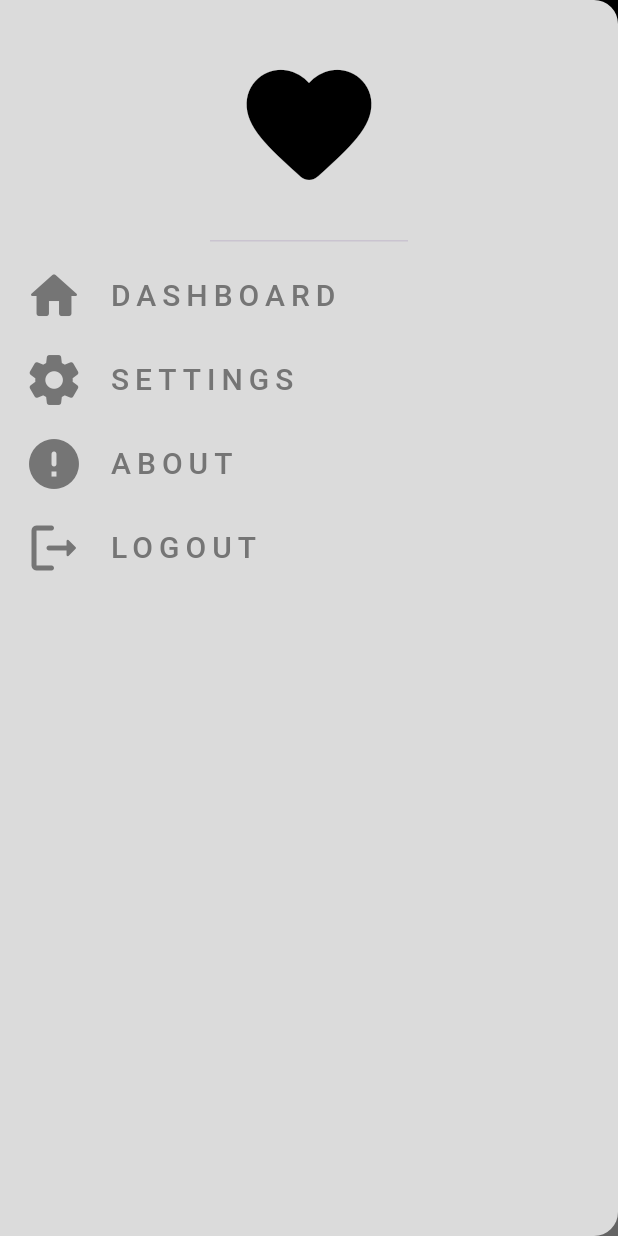
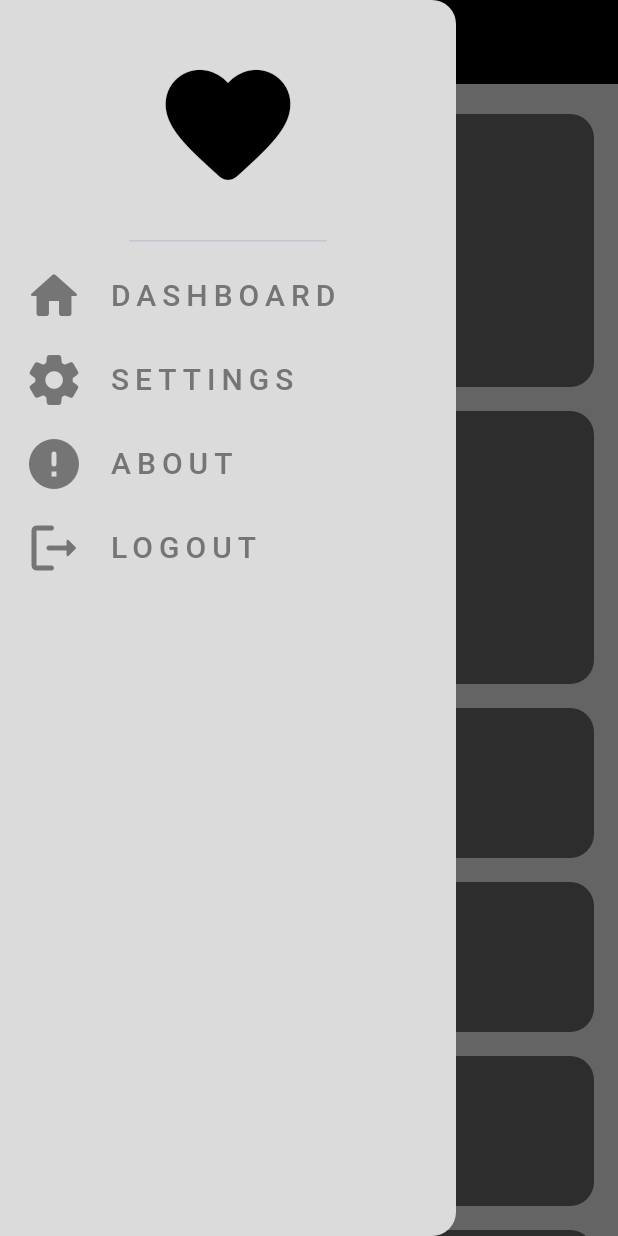
Before and after one commit to A7medMajed16/adaptative-layout-practice-, a Flutter app: the screen it shows after launch, with the side drawer open, on a phone screen of 412 x 824 dp. Run offline on Flutter 3.47's test engine with Material 3 defaults, Android fonts, the phone set to English and light mode, and no system bars.

Commit message:
Remove fixed width from CustomDrawer and implement adaptive layout in HomeViewBody
The width property has been removed from the Drawer widget in CustomDrawer. In HomeViewBody, a LayoutBuilder is used to build either a MobileLayout or a TabletLayout based on the maximum width of the constraint. The CustomSliverGride and CustomSliverListView have been removed.

```diff
--- a/lib/views/widgets/custom_drawer.dart
+++ b/lib/views/widgets/custom_drawer.dart
@@ -27,7 +27,6 @@ class CustomDrawer extends StatelessWidget {
   Widget build(BuildContext context) {
     return const Drawer(
       backgroundColor: Color(0xffDBDBDB),
-      width: double.infinity,
       child: Column(
         children: [
           DrawerHeader(
--- a/lib/views/widgets/home_view_body.dart
+++ b/lib/views/widgets/home_view_body.dart
@@ -1,41 +1,23 @@
-import 'package:adaptaive_layout_practice/views/widgets/custom_sliver_grid.dart';
-import 'package:adaptaive_layout_practice/views/widgets/custom_sliver_list_view.dart';
+import 'package:adaptaive_layout_practice/views/widgets/mobile_layout.dart';
+import 'package:adaptaive_layout_practice/views/widgets/tablet_layout.dart';
+import 'package:flutter/cupertino.dart';
 import 'package:flutter/material.dart';
+import 'package:flutter/widgets.dart';
 
-/// This class, HomeViewBody, represents the body of the HomeView.
-/// It is a StatelessWidget, meaning its state does not change.
 class HomeViewBody extends StatelessWidget {
-  /// The constructor for HomeViewBody.
   const HomeViewBody({super.key});
 
-  /// The build method returns a Padding widget that contains a CustomScrollView.
-  /// The Padding widget has a symmetric horizontal padding of 16.
-  /// The CustomScrollView has a BouncingScrollPhysics scrolling behavior.
-  /// The slivers property of the CustomScrollView contains three slivers:
-  /// 1. A SliverToBoxAdapter that contains a SizedBox with a height of 20.
-  /// 2. A CustomSliverGride.
-  /// 3. A CustomSliverListView.
   @override
   Widget build(BuildContext context) {
-    return const Padding(
-      padding: EdgeInsets.symmetric(horizontal: 16),
-      child: CustomScrollView(
-        physics: BouncingScrollPhysics(),
-        slivers: [
-          /// A SliverToBoxAdapter that adds a fixed height box to the scroll view.
-          SliverToBoxAdapter(
-            child: SizedBox(
-              height: 20,
-            ),
-          ),
-
-          /// A CustomSliverGride, which is a SliverMultiBoxAdaptorWidget.
-          CustomSliverGride(),
-
-          /// A CustomSliverListView, which is a SliverList that builds list items.
-          CustomSliverListView(),
-        ],
-      ),
+    return Padding(
+      padding: const EdgeInsets.symmetric(horizontal: 16),
+      child: LayoutBuilder(builder: (context, constraint) {
+        if (constraint.maxWidth > 600) {
+          return const TabletLayout();
+        } else {
+          return const MobileLayout();
+        }
+      }),
     );
   }
 }
--- /dev/null
+++ b/lib/views/widgets/mobile_layout.dart
@@ -0,0 +1,35 @@
+import 'package:adaptaive_layout_practice/views/widgets/custom_sliver_grid.dart';
+import 'package:adaptaive_layout_practice/views/widgets/custom_sliver_list_view.dart';
+import 'package:flutter/material.dart';
+
+class MobileLayout extends StatelessWidget {
+  const MobileLayout({
+    super.key,
+  });
+
+  @override
+  Widget build(BuildContext context) {
+    return const CustomScrollView(
+      physics: BouncingScrollPhysics(),
+      slivers: [
+        /// A SliverToBoxAdapter that adds a fixed height box to the scroll view.
+        SliverToBoxAdapter(
+          child: SizedBox(
+            height: 20,
+          ),
+        ),
+
+        /// A CustomSliverGride, which is a SliverMultiBoxAdaptorWidget.
+        CustomSliverGride(),
+
+        /// A CustomSliverListView, which is a SliverList that builds list items.
+        CustomSliverListView(),
+        SliverToBoxAdapter(
+          child: SizedBox(
+            height: 20,
+          ),
+        ),
+      ],
+    );
+  }
+}
```
Also changed, not shown: lib/views/widgets/custom_list.dart (added, +26 -0 lines), lib/views/widgets/tablet_layout.dart (added, +33 -0 lines).
